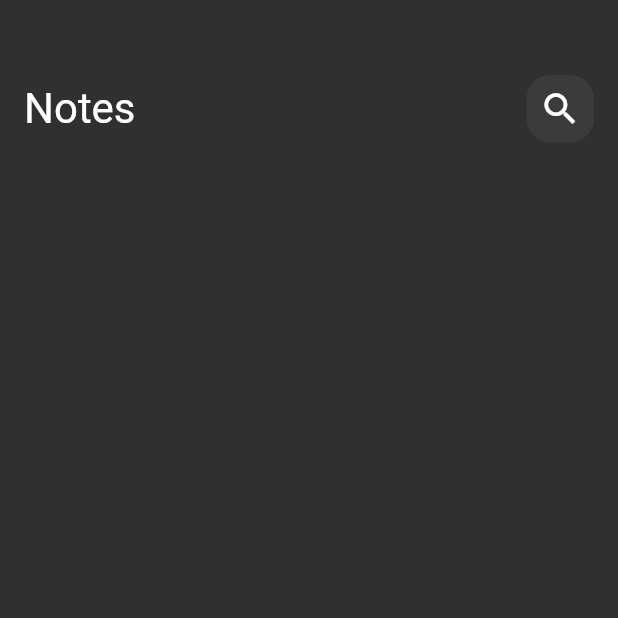
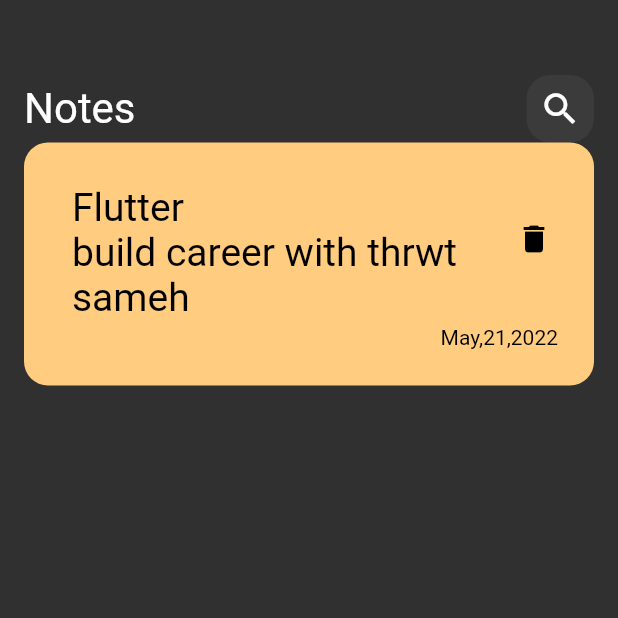
Before and after one commit to Baaav/flutter_notes, a Flutter app: the screen it shows after launch, on a phone screen of 412 x 824 dp, the top half of it. Run offline on Flutter 3.47's test engine with Material 2 defaults, Android fonts, the phone set to English and light mode, and no system bars.

Commit message:
create note contain:(fontsize,padding,font family

```diff
--- a/lib/wedgets/noteswidget.dart
+++ b/lib/wedgets/noteswidget.dart
@@ -11,9 +11,48 @@ class viewBody extends StatelessWidget {
         SizedBox(
           height:50 ,
         ),
-        cappbar()
+        cappbar(),
+        item(),
       ],
     ),
     );
   }
 }
+
+class item  extends StatelessWidget {
+  const item ({super.key});
+
+  @override
+  Widget build(BuildContext context) {
+    return Container(
+      padding: const EdgeInsets.only(top: 24,bottom: 24,left:16),
+      decoration:  BoxDecoration(
+        color:Color(0xffFFCC80),
+        borderRadius: BorderRadius.circular(16),
+
+      ),
+      child: Column(
+        crossAxisAlignment: CrossAxisAlignment.end,
+        children: [
+        ListTile(
+          title: Text('Flutter',style: TextStyle(color: Colors.black
+          ,fontSize: 26),),
+          subtitle: Text('build career with thrwt sameh',style: TextStyle(color: Colors.black,fontSize: 26),),
+          trailing: IconButton(
+            onPressed: (){},
+             icon: Icon(Icons.delete,color: Colors.black,
+             ),
+
+            )
+        )
+      ,
+      Padding(
+        padding:const EdgeInsets.only(right:24),
+      child:Text('May,21,2022',style:TextStyle(color:Colors.black)
+      ),
+      ),
+      ]
+      ),
+    );
+  }
+}
```
